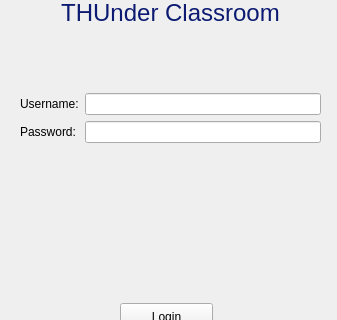
Lander-Hatsune/THUnder-class, file THUnderClient/view/loginpage.ui: the form before one commit; both pictures show x 0 to 337 and y 107 to 427 of the 337 by 587 pixel window.
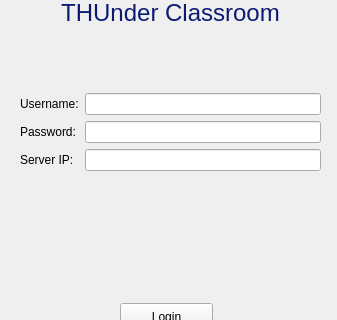
The form after the commit.

```diff
--- a/THUnderClient/view/loginpage.ui
+++ b/THUnderClient/view/loginpage.ui
@@ -46,7 +46,7 @@
       <x>20</x>
       <y>200</y>
       <width>301</width>
-      <height>101</height>
+      <height>110</height>
      </rect>
     </property>
     <layout class="QFormLayout" name="formLayout">
@@ -70,6 +70,16 @@
      <item row="2" column="1">
       <widget class="QLineEdit" name="le_pswd"/>
      </item>
+     <item row="4" column="1">
+      <widget class="QLineEdit" name="le_ip"/>
+     </item>
+     <item row="4" column="0">
+      <widget class="QLabel" name="lbl_serverip">
+       <property name="text">
+        <string>Server IP:</string>
+       </property>
+      </widget>
+     </item>
     </layout>
    </widget>
    <widget class="QLabel" name="lbl_pswdalert">
```
